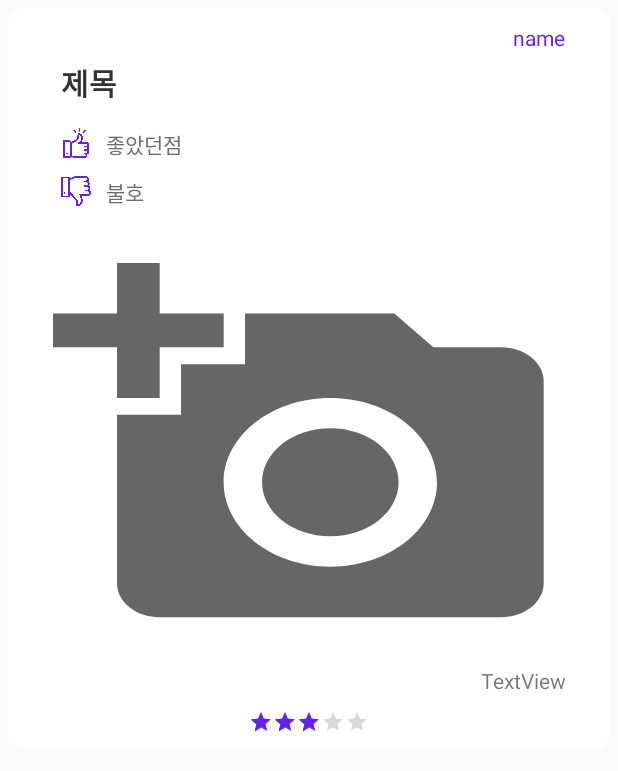
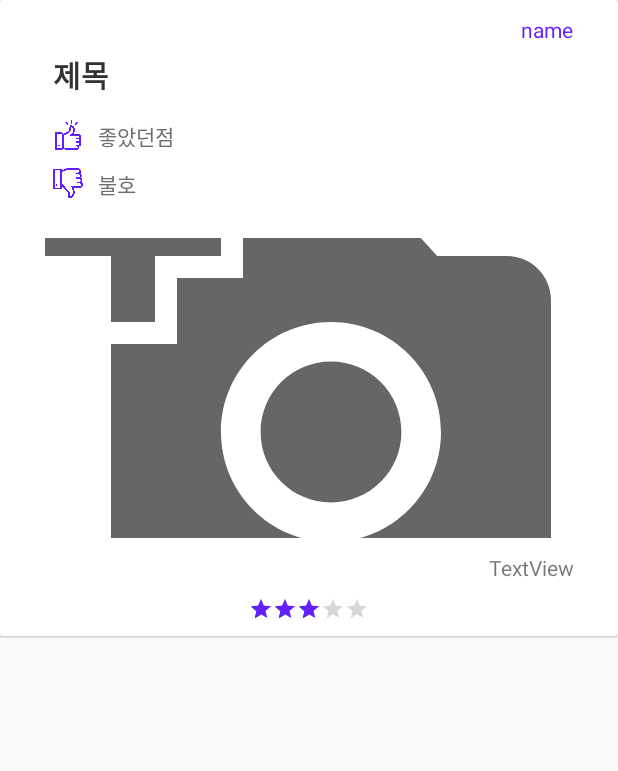
Before and after one commit to OMing06/tooth_app22-01, an Android app: the layout review_list.xml on its own in the app's theme, with its tools: preview values and no code run, on a phone screen of 412 x 824 dp. Shown: the top 771 px of the screen. Run offline under Robolectric (Android 15) with nearby library versions, the phone set to English and light mode, and no system bars.

Commit message:
22-05-13 design

```diff
--- a/app/src/main/java/com/example/tooset_test02/ReviewAdapter.java
+++ b/app/src/main/java/com/example/tooset_test02/ReviewAdapter.java
@@ -9,6 +9,7 @@ import android.graphics.Color;
 import android.view.LayoutInflater;
 import android.view.View;
 import android.view.ViewGroup;
+import android.widget.Button;
 import android.widget.CheckBox;
 import android.widget.ImageView;
 import android.widget.LinearLayout;
@@ -36,6 +37,7 @@ public class ReviewAdapter extends FirebaseRecyclerAdapter<ReviewModel, ReviewAd
      */
 
     private Context mContext;
+    int count = 0;
 
 
     public ReviewAdapter(@NonNull FirebaseRecyclerOptions<ReviewModel> options) {
@@ -88,8 +90,8 @@ public class ReviewAdapter extends FirebaseRecyclerAdapter<ReviewModel, ReviewAd
         ImageView iv_review_image;
         RatingBar rv_review_ratingBar;
         CardView reviewCardView;
-        CheckBox checkBox;
         LinearLayout mainLayout2;
+        Button btn_recommend;
 
         public myViewHolder(@NonNull View itemView) {
             super(itemView);
--- a/app/src/main/res/layout/activity_review.xml
+++ b/app/src/main/res/layout/activity_review.xml
@@ -15,8 +15,6 @@
             android:id="@+id/reviewRecyclerView"
             android:layout_width="match_parent"
             android:layout_height="match_parent"
-            android:paddingTop="5dp"
-            android:paddingBottom="5dp"
             app:layout_constraintBottom_toBottomOf="parent"
             app:layout_constraintEnd_toEndOf="parent"
             app:layout_constraintStart_toStartOf="parent"
--- a/app/src/main/res/layout/review_list.xml
+++ b/app/src/main/res/layout/review_list.xml
@@ -11,9 +11,8 @@
         android:id="@+id/reviewCardView"
         android:layout_width="match_parent"
         android:layout_height="wrap_content"
-        android:layout_margin="5dp"
-        app:cardBackgroundColor="#FFFFFF"
-        app:cardCornerRadius="10dp">
+        android:layout_marginBottom="1dp"
+        app:cardBackgroundColor="#FFFFFF">
 
         <LinearLayout
             android:layout_width="match_parent"
@@ -99,10 +98,10 @@
             <ImageView
                 android:id="@+id/iv_review_image"
                 android:layout_width="match_parent"
-                android:layout_height="270dp"
+                android:layout_height="200dp"
                 android:layout_marginTop="20dp"
                 android:layout_marginBottom="10dp"
-                android:scaleType="fitXY"
+                android:scaleType="centerCrop"
                 app:srcCompat="@drawable/baseline_add_a_photo_24" />
 
             <TextView
```
Also changed, not shown: app/src/main/java/com/example/tooset_test02/ReviewAddActivity.java (+8 -2 lines), app/src/main/java/com/example/tooset_test02/ReviewModel.java (+1 -9 lines).
